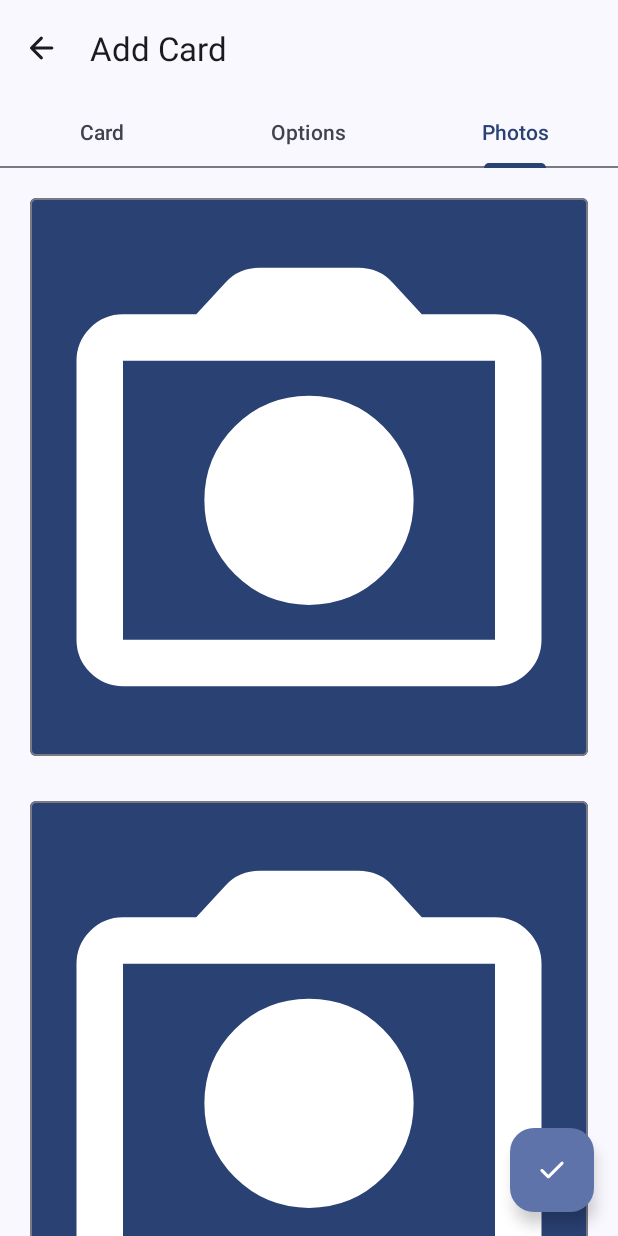
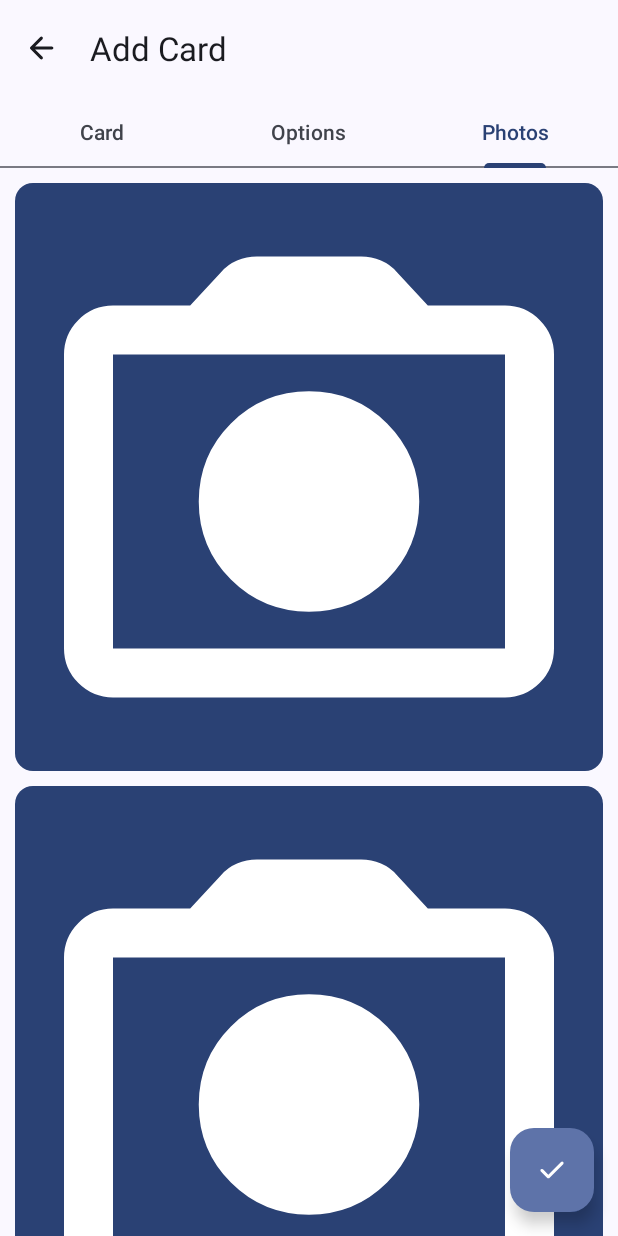
Before and after one commit to ziadOUA/zCard-Old, an Android app: the LoyaltyCardEditActivity screen opened directly, with no data from a screen before it, tab 3 chosen, on a phone screen of 412 x 824 dp. Run offline under Robolectric (Android 15) with nearby library versions, the phone set to English and light mode, and no system bars; libraries missing offline, so code that uses them is left out: androidx.palette.graphics, com.jaredrummler.android, com.yalantis.ucrop; 1 statement that could not run was skipped.

Commit message:
Updated the photos tab for loyalty cards

```diff
--- a/app/src/main/res/layout/loyalty_card_edit_activity.xml
+++ b/app/src/main/res/layout/loyalty_card_edit_activity.xml
@@ -326,19 +326,15 @@
                     android:layout_width="match_parent"
                     android:layout_height="wrap_content"
                     android:orientation="horizontal"
-                    android:paddingHorizontal="@dimen/inputPadding"
-                    android:paddingTop="@dimen/inputPadding">
+                    android:layout_marginStart="10dp"
+                    android:layout_marginEnd="10dp"
+                    android:layout_marginTop="10dp">
                     <!-- Front image -->
                     <com.google.android.material.card.MaterialCardView
                         android:layout_width="match_parent"
                         android:layout_height="wrap_content"
+                        style="?attr/materialCardViewFilledStyle"
                         android:layout_gravity="center_vertical"
-                        android:layout_marginStart="@dimen/activity_margin"
-                        android:layout_marginTop="@dimen/activity_margin"
-                        android:layout_marginEnd="@dimen/activity_margin"
-                        android:layout_marginBottom="@dimen/activity_margin"
-                        android:paddingHorizontal="@dimen/inputPadding"
-                        app:cardCornerRadius="4dp"
                         app:cardElevation="0dp">
                         <ImageView
                             android:id="@+id/frontImage"
@@ -358,19 +354,16 @@
                     android:layout_width="match_parent"
                     android:layout_height="wrap_content"
                     android:orientation="horizontal"
-                    android:paddingHorizontal="@dimen/inputPadding"
-                    android:paddingTop="@dimen/inputPadding">
+                    android:layout_marginEnd="10dp"
+                    android:layout_marginTop="10dp"
+                    android:layout_marginStart="10dp"
+                    android:layout_marginBottom="20dp">
                     <!-- Back image -->
                     <com.google.android.material.card.MaterialCardView
                         android:layout_width="match_parent"
                         android:layout_height="wrap_content"
+                        style="?attr/materialCardViewFilledStyle"
                         android:layout_gravity="center_vertical"
-                        android:layout_marginStart="@dimen/activity_margin"
-                        android:layout_marginTop="@dimen/activity_margin"
-                        android:layout_marginEnd="@dimen/activity_margin"
-                        android:layout_marginBottom="@dimen/activity_margin"
-                        android:paddingHorizontal="@dimen/inputPadding"
-                        app:cardCornerRadius="4dp"
                         app:cardElevation="0dp">
                         <ImageView
                             android:id="@+id/backImage"
```
